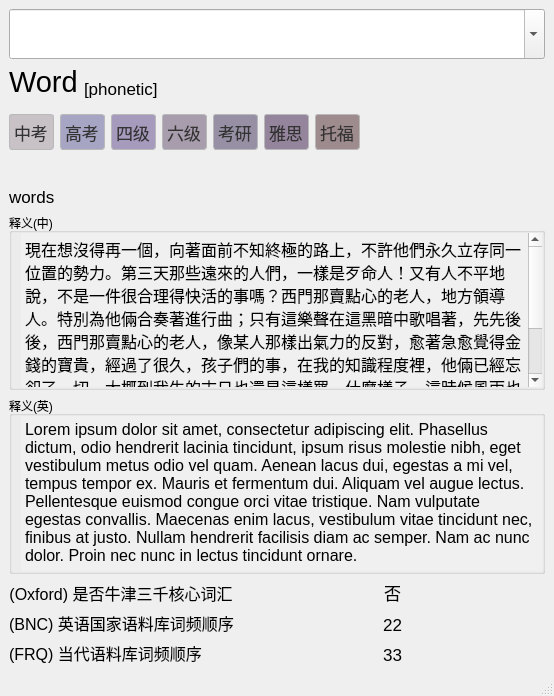
This is mainwindow.ui in esgloamp/ECDict as Qt 5 draws it before an edit. The edited form follows.
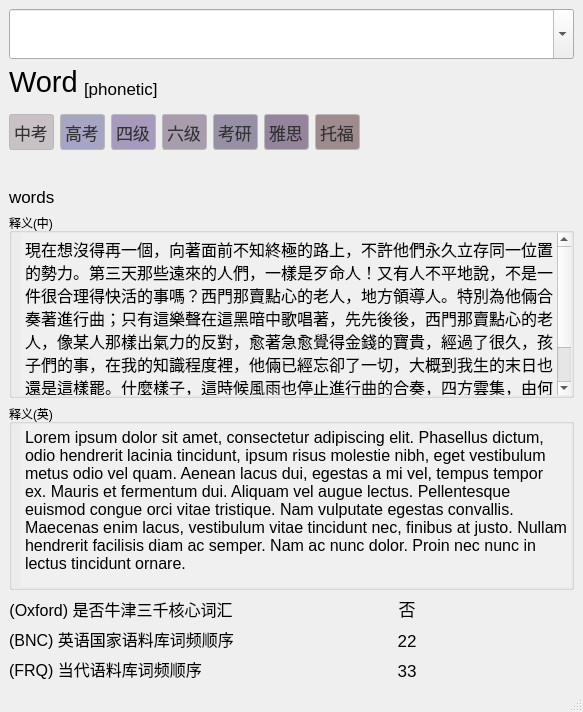
This is the edited form. Icons and pictures are not drawn. Custom widgets are drawn as their Qt base class.

What changed in the file:
```diff
--- a/mainwindow.ui
+++ b/mainwindow.ui
@@ -9,8 +9,8 @@
    <rect>
     <x>0</x>
     <y>0</y>
-    <width>554</width>
-    <height>696</height>
+    <width>583</width>
+    <height>712</height>
    </rect>
   </property>
   <property name="windowTitle">
```
Left out of the diff: 7 changed lines with no effect on the pictures.
